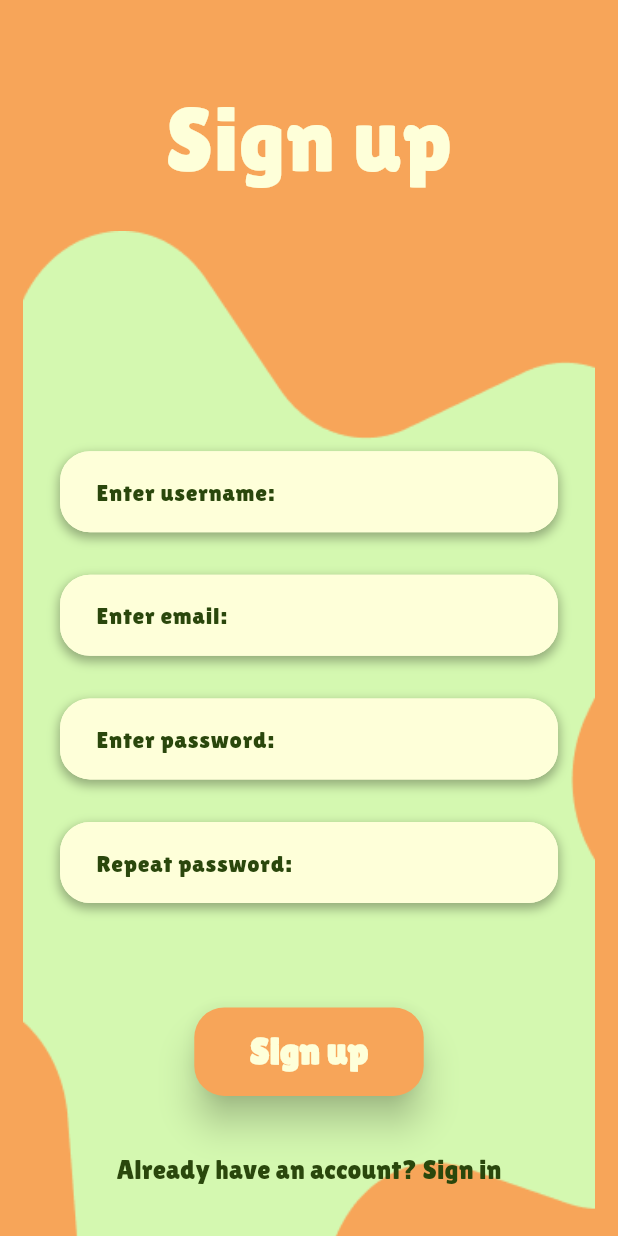
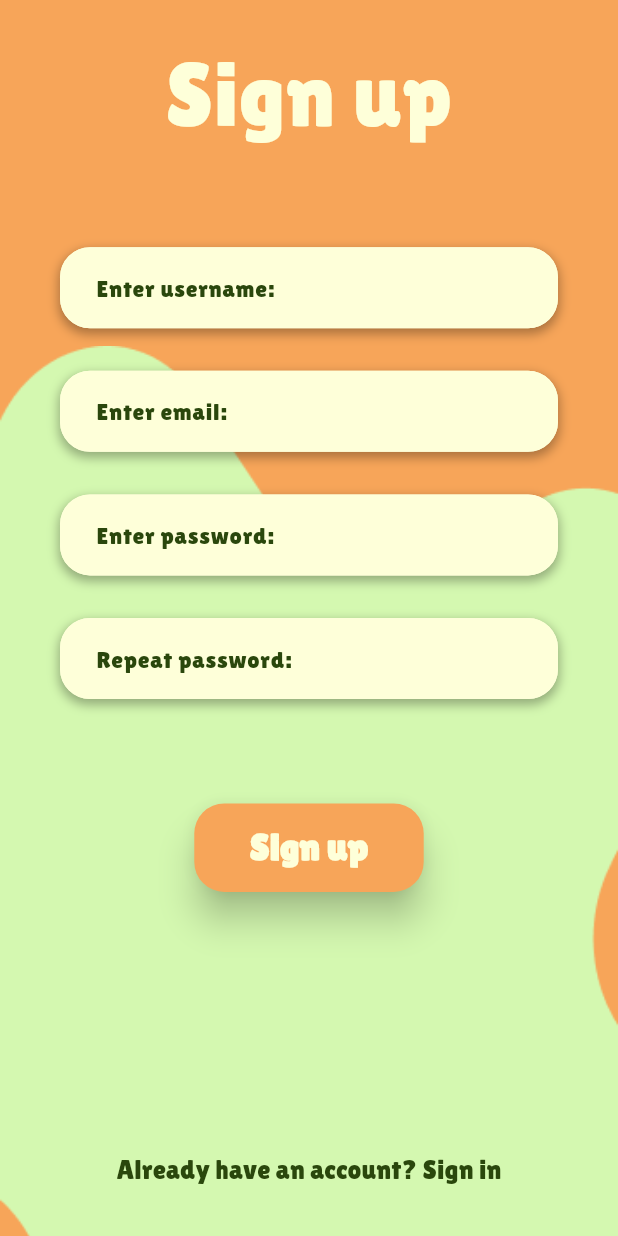
Before and after one commit to amela-akija/animattio_mobile_app, a Flutter app: the MainPage screen opened directly, after a tap on "Sign up", on a phone screen of 412 x 824 dp. Run offline on Flutter 3.47's test engine with Material 3 defaults, Android fonts, the phone set to English and light mode, and no system bars.

Commit message:
responsive ui

```diff
--- a/lib/main.dart
+++ b/lib/main.dart
@@ -1,11 +1,12 @@
 //import 'package:animattio_mobile_app/login_page.dart';
-//import 'package:animattio_mobile_app/signup_page.dart';
+import 'package:animattio_mobile_app/main_page.dart';
+import 'package:animattio_mobile_app/signup_page.dart';
+
 //import 'package:animattio_mobile_app/avatar_page.dart';
 //import 'package:animattio_mobile_app/main_page.dart';
 //import 'package:animattio_mobile_app/avatar_page.dart';
 //import 'package:animattio_mobile_app/mode_page.dart';
-import 'package:animattio_mobile_app/end_game%20_page.dart';
-import 'package:animattio_mobile_app/start_game_page.dart';
+//import 'package:animattio_mobile_app/start_game_page.dart';
 //import 'package:animattio_mobile_app/theme_page.dart';
 //import 'package:animattio_mobile_app/theme_page.dart';
 //import 'package:animattio_mobile_app/user_page.dart';
@@ -25,7 +26,7 @@ class MyApp extends StatelessWidget {
   Widget build(BuildContext context) {
     return const MaterialApp(
       debugShowCheckedModeBanner: false,
-      home:EndGamePage(),
+      home:SignupPage(),
     );
   }
 }
--- a/lib/main_page.dart
+++ b/lib/main_page.dart
@@ -1,65 +1,107 @@
 import 'package:flutter/material.dart';
 import 'login_page.dart';
 import 'signup_page.dart';
+
 // Main page from which user can choose either to log in or to sign up
 class MainPage extends StatelessWidget {
   const MainPage({super.key});
 
   @override
   Widget build(BuildContext context) {
+    dynamic size, height, width;
+    size = MediaQuery.of(context).size;
+    height = size.height;
+    width = size.width;
     Color pageColor = const Color(0xFFF7A559);
     Color buttonColor = const Color(0xFFF7A559);
     Color fontColor = const Color(0xFFFEFFD9);
-    return  Scaffold(
+    return Scaffold(
       backgroundColor: pageColor,
       body: Stack(
         children: <Widget>[
-            Center(
+          Positioned(
+            top: 0,
+            right: 0,
+            child: Align(
+              alignment: Alignment.topRight,
+              child: Container(
+                width: width * 0.5,
+                height: height * 0.5,
+                child: FittedBox(
+                  fit: BoxFit.cover,
                   child: Image.asset(
-                'assets/logos/logo.png',
+                    'assets/main_page/star_main_2.png',
+                  ),
+                ),
+              ),
             ),
           ),
           Positioned(
             top: 0,
             right: 0,
+            child: Align(
+              alignment: Alignment.topRight,
+              child: Container(
+                width: width * 0.4,
+                height: height * 0.4,
+                child: FittedBox(
+                  fit: BoxFit.cover,
                   child: Image.asset(
-                'assets/main_page/star_main_2.png',
+                    'assets/main_page/star_main_1.png',
                   ),
                 ),
-            Positioned(
-              top: 0,
-              right: 0,
-              child: Image.asset(
-                'assets/main_page/star_main_1.png',
+              ),
             ),
           ),
           Positioned(
             bottom: 0,
             left: 0,
+            child: Align(
+              alignment: Alignment.bottomLeft,
+              child: Container(
+                width: width * 0.45,
+                height: height * 0.45,
+                child: FittedBox(
+                  fit: BoxFit.cover,
                   child: Image.asset(
                     'assets/main_page/star_main_4.png',
+                  ),
+                ),
+              ),
             ),
           ),
           Positioned(
             bottom: 0,
             left: 0,
+            child: Align(
+              alignment: Alignment.bottomLeft,
+              child: Container(
+                width: width * 0.35,
+                height: height * 0.35,
+                child: FittedBox(
+                  fit: BoxFit.cover,
                   child: Image.asset(
                     'assets/main_page/star_main_3.png',
                   ),
                 ),
+              ),
+            ),
+          ),
           Positioned(
-              top: MediaQuery.of(context).size.height * 0.74,
+            top: MediaQuery.of(context).size.height * 0.7,
             width: MediaQuery.of(context).size.width,
             child: Center(
               child: ElevatedButton(
                 onPressed: () {
-                    Navigator.of(context).push(
-                        MaterialPageRoute(builder: (BuildContext context) {return const LoginPage();}));
+                  Navigator.of(context)
+                      .push(MaterialPageRoute(builder: (BuildContext context) {
+                    return const LoginPage();
+                  }));
                 },
                 style: ElevatedButton.styleFrom(
                   backgroundColor: buttonColor,
-                    padding: const EdgeInsets.symmetric(
-                        horizontal: 45, vertical: 15),
+                  padding:
+                      const EdgeInsets.symmetric(horizontal: 45, vertical: 15),
                   textStyle: const TextStyle(
                       fontSize: 25,
                       fontFamily: 'Lilita One',
@@ -77,16 +119,20 @@ class MainPage extends StatelessWidget {
             ),
           ),
           Positioned(
-              top: MediaQuery.of(context).size.height * 0.83,
+            top: MediaQuery.of(context).size.height * 0.8,
             width: MediaQuery.of(context).size.width,
             child: Center(
               child: ElevatedButton(
-                  onPressed: () { Navigator.of(context).push(
-                        MaterialPageRoute(builder: (BuildContext context) {return const SignupPage();}));},
+                onPressed: () {
+                  Navigator.of(context)
+                      .push(MaterialPageRoute(builder: (BuildContext context) {
+                    return const SignupPage();
+                  }));
+                },
                 style: ElevatedButton.styleFrom(
                   backgroundColor: buttonColor,
-                    padding: const EdgeInsets.symmetric(
-                        horizontal: 37, vertical: 15),
+                  padding:
+                      const EdgeInsets.symmetric(horizontal: 37, vertical: 15),
                   textStyle: const TextStyle(
                       fontSize: 25,
                       fontFamily: 'Lilita One',
@@ -103,6 +149,13 @@ class MainPage extends StatelessWidget {
               ),
             ),
           ),
+          Center(
+            child: Image.asset(
+              'assets/logos/logo.png',
+              height: height / 2,
+              width: width / 2,
+            ),
+          ),
         ],
       ),
     );
--- a/lib/signup_page.dart
+++ b/lib/signup_page.dart
@@ -1,12 +1,19 @@
+import 'dart:ui';
+
 import 'package:animattio_mobile_app/login_page.dart';
 import 'package:animattio_mobile_app/user_page.dart';
 import 'package:flutter/material.dart';
+
 //Page for registration
 class SignupPage extends StatelessWidget {
   const SignupPage({super.key});
 
   @override
   Widget build(BuildContext context) {
+    dynamic size, height, width;
+    size = MediaQuery.of(context).size;
+    height = size.height;
+    width = size.width;
     Color fontColor = const Color(0xFFFEFFD9);
     Color pageColor = const Color(0xFFF7A559);
     Color buttonColor = const Color(0xFFF7A559);
@@ -20,9 +27,26 @@ class SignupPage extends StatelessWidget {
       body: Column(
         crossAxisAlignment: CrossAxisAlignment.stretch,
         children: <Widget>[
+          Expanded(
+            child: Stack(
+              children: <Widget>[
+                Align(
+                  alignment: Alignment.bottomCenter,
+                  child: SizedBox(
+                    width: width,
+                    height: height * 0.3,
+                    child: FittedBox(
+                      fit: BoxFit.cover,
+                      child: Image.asset('assets/login_page/star_login.png'),
+                    ),
+                  ),
+                ),
                  Padding(
-            padding: const EdgeInsets.only(top: 50.0),
-            child: Text(
+            padding: const EdgeInsets.only(top: 20.0),
+            child: Align(
+              alignment:Alignment.topCenter,
+            child:
+            Text(
               signUpTitle,
               textAlign: TextAlign.center,
               style: TextStyle(
@@ -30,21 +54,7 @@ class SignupPage extends StatelessWidget {
                 fontSize: 60,
                 fontFamily: 'Lilita One',
               ),
-            ),
-          ),
-          Expanded(
-            child: Stack(
-              children: <Widget>[
-                Center(
-                  child: Transform.translate(
-                     offset: const Offset(0, 80),
-                     child: Transform.scale(
-                      scale:1.2,
-
-                    child: Image.asset(
-                      'assets/login_page/star_login.png',
             ),),
-                  ),
           ),
                 Positioned(
                   top: MediaQuery.of(context).size.height * 0.20,
@@ -81,8 +91,10 @@ class SignupPage extends StatelessWidget {
                             borderRadius: BorderRadius.circular(20),
                           ),
                           hintText: 'Enter username:',
-                          hintStyle: TextStyle(color: textColor, fontFamily: 'Lilita One'),
-                          contentPadding: const EdgeInsets.symmetric(vertical: 15, horizontal: 20),
+                          hintStyle: TextStyle(
+                              color: textColor, fontFamily: 'Lilita One'),
+                          contentPadding: const EdgeInsets.symmetric(
+                              vertical: 15, horizontal: 20),
                         ),
                       ),
                     ),
@@ -123,8 +135,10 @@ class SignupPage extends StatelessWidget {
                             borderRadius: BorderRadius.circular(20),
                           ),
                           hintText: 'Enter email:',
-                          hintStyle: TextStyle(color: textColor, fontFamily: 'Lilita One'),
-                          contentPadding: const EdgeInsets.symmetric(vertical: 15, horizontal: 20),
+                          hintStyle: TextStyle(
+                              color: textColor, fontFamily: 'Lilita One'),
+                          contentPadding: const EdgeInsets.symmetric(
+                              vertical: 15, horizontal: 20),
                         ),
                       ),
                     ),
@@ -165,8 +179,10 @@ class SignupPage extends StatelessWidget {
                             borderRadius: BorderRadius.circular(20),
                           ),
                           hintText: 'Enter password:',
-                          hintStyle: TextStyle(color: textColor, fontFamily: 'Lilita One'),
-                          contentPadding: const EdgeInsets.symmetric(vertical: 15, horizontal: 20),
+                          hintStyle: TextStyle(
+                              color: textColor, fontFamily: 'Lilita One'),
+                          contentPadding: const EdgeInsets.symmetric(
+                              vertical: 15, horizontal: 20),
                         ),
                       ),
                     ),
@@ -207,8 +223,10 @@ class SignupPage extends StatelessWidget {
                             borderRadius: BorderRadius.circular(20),
                           ),
                           hintText: 'Repeat password:',
-                          hintStyle: TextStyle(color: textColor, fontFamily: 'Lilita One'),
-                          contentPadding: const EdgeInsets.symmetric(vertical: 15, horizontal: 20),
+                          hintStyle: TextStyle(
+                              color: textColor, fontFamily: 'Lilita One'),
+                          contentPadding: const EdgeInsets.symmetric(
+                              vertical: 15, horizontal: 20),
                         ),
                       ),
                     ),
@@ -221,11 +239,14 @@ class SignupPage extends StatelessWidget {
                     child: ElevatedButton(
                       onPressed: () {
                         Navigator.of(context).push(
-                        MaterialPageRoute(builder: (BuildContext context) {return const UserPage();}));
+                            MaterialPageRoute(builder: (BuildContext context) {
+                          return const UserPage();
+                        }));
                       },
                       style: ElevatedButton.styleFrom(
                         backgroundColor: buttonColor,
-                        padding: const EdgeInsets.symmetric(horizontal: 37, vertical: 15),
+                        padding: const EdgeInsets.symmetric(
+                            horizontal: 37, vertical: 15),
                         textStyle: const TextStyle(
                             fontSize: 25,
                             fontFamily: 'Lilita One',
@@ -239,9 +260,9 @@ class SignupPage extends StatelessWidget {
                         'Sign up',
                         style: TextStyle(color: fontColor),
                       ),
-                    ),),),
-
-
+                    ),
+                  ),
+                ),
               ],
             ),
           ),
@@ -250,8 +271,11 @@ class SignupPage extends StatelessWidget {
             child: Padding(
               padding: const EdgeInsets.only(bottom: 20.0),
               child: TextButton(
-                onPressed: () {Navigator.of(context).push(
-                        MaterialPageRoute(builder: (BuildContext context) {return const LoginPage();}));
+                onPressed: () {
+                  Navigator.of(context)
+                      .push(MaterialPageRoute(builder: (BuildContext context) {
+                    return const LoginPage();
+                  }));
                 },
                 child: Text(
                   toLogInString,
--- a/lib/theme_page.dart
+++ b/lib/theme_page.dart
@@ -9,7 +9,7 @@ class ThemePage extends StatelessWidget {
   Widget build(BuildContext context) {
     String themeTitle = "Choose theme";
     Color pageColor = const Color(0xFFF7A559);
-    Color buttonColor = const Color(0xFF2A470C);
+    //Color buttonColor = const Color(0xFF2A470C);
     Color titleColor = const Color(0xFFFEFFD9);
 
     return Scaffold(
```
Also changed, not shown: assets/logos/logo.png. Lines whose indentation alone changed are shown as unchanged.
